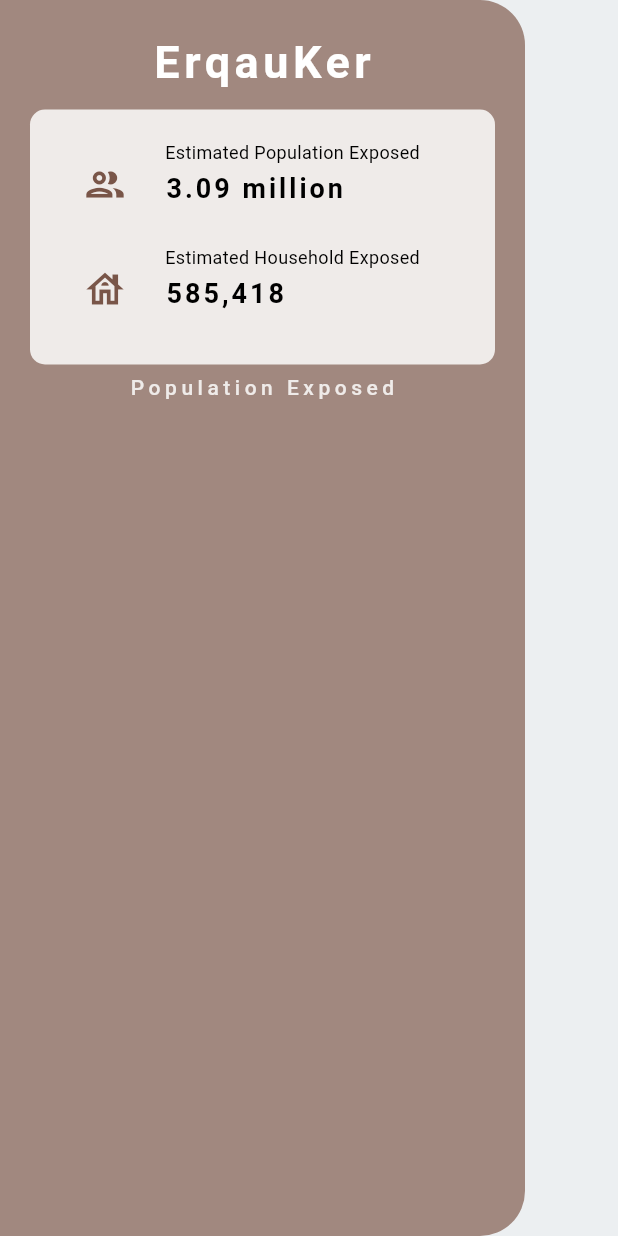
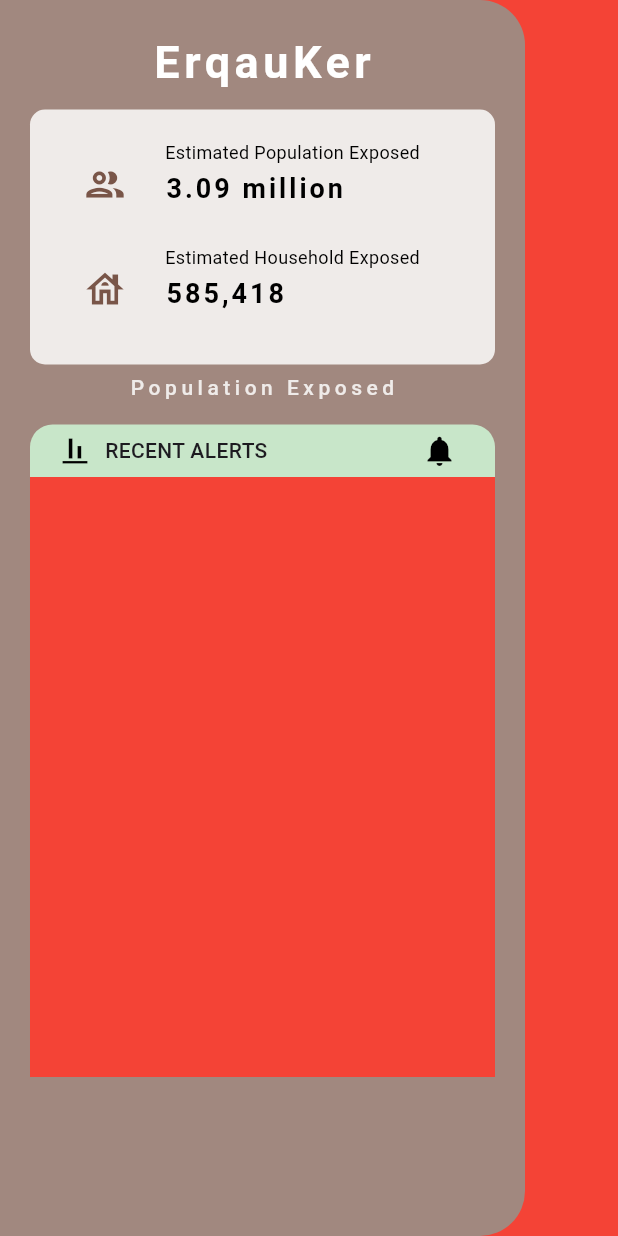
Before and after one commit to ejos-ki/codefest, a Flutter app: the screen it shows after launch, on a phone screen of 412 x 824 dp. Run offline on Flutter 3.47's test engine with Material 3 defaults, Android fonts, the phone set to English and light mode, and no system bars.

Commit message:
new sidebar

```diff
--- /dev/null
+++ b/lib/components/custom_sidebar.dart
@@ -0,0 +1,179 @@
+import 'package:flutter/material.dart';
+
+class CustomSideBar extends StatefulWidget {
+  const CustomSideBar({super.key});
+
+  @override
+  State<CustomSideBar> createState() => _CustomSideBarState();
+}
+
+class _CustomSideBarState extends State<CustomSideBar> {
+  bool isLoading = true;
+
+  @override
+  Widget build(BuildContext context) {
+    return Padding(
+      padding: EdgeInsets.zero,
+      child: Container(
+        width: 350,
+        height: double.infinity,
+        decoration: BoxDecoration(
+          color: Colors.brown[300],
+          borderRadius: BorderRadius.only(
+            topRight: Radius.circular(30),
+            bottomRight: Radius.circular(30),
+          ),
+        ),
+        child: Column(
+          children: [
+            SizedBox(height: 20,),
+            Padding(
+              padding: EdgeInsets.symmetric(horizontal: 20,),
+              child: Text("ErqauKer", style: TextStyle(fontSize: 30, fontWeight: FontWeight.bold, color: Colors.white, letterSpacing: 3),)
+            ),
+
+                    SizedBox(height: 10,),
+                    SizedBox(
+                      height: 170,
+                      width: double.infinity,
+                      child: Padding(
+                        padding: EdgeInsets.symmetric(horizontal: 20,),
+                        child: Container(
+                          decoration: BoxDecoration(borderRadius: BorderRadius.circular(10), color: Colors.brown[50]),
+                          child: Padding(
+                            padding: EdgeInsets.symmetric(horizontal: 10),
+                            child: Column(
+                              mainAxisAlignment: MainAxisAlignment.center,
+                              children: [
+                                Row(
+                                  children: [
+                                    Container(
+                                      height: 60,
+                                      width: 80,
+                                      child: Icon(Icons.people_outline_sharp, color: Colors.brown[500], size: 30,)
+                                    ),
+
+                                    Container(
+                                      height: 60,
+                                      width: 210,
+                                      child: Column(
+                                        children: [
+                                          SizedBox(
+                                            height: 20,
+                                            width: double.infinity,
+                                            child: Text("Estimated Population Exposed", style: TextStyle(color: Colors.black, fontSize: 12,)),
+                                          ),
+
+                                          SizedBox(
+                                            height: 40,
+                                            width: double.infinity,
+                                            child: Text("3.09 million", style: TextStyle(color: Colors.black, fontSize: 18, fontWeight: FontWeight.bold, letterSpacing: 2)),
+                                          )
+                                        ],
+                                      ),
+                                    )
+                                  ],
+                                ),
+                                SizedBox(height: 10,),
+                                Row(
+                                  children: [
+                                    Container(
+                                      height: 60,
+                                      width: 80,
+                                      child: Icon(Icons.house_outlined, color: Colors.brown[500], size: 30,)
+                                    ),
+
+                                    Container(
+                                      height: 60,
+                                      width: 210,
+                                      child: Column(
+                                        children: [
+                                          SizedBox(
+                                            height: 20,
+                                            width: double.infinity,
+                                            child: Text("Estimated Household Exposed", style: TextStyle(color: Colors.black, fontSize: 12,)),
+                                          ),
+
+                                          SizedBox(
+                                            height: 40,
+                                            width: double.infinity,
+                                            child: Text("585,418", style: TextStyle(color: Colors.black, fontSize: 18, fontWeight: FontWeight.bold, letterSpacing: 2)),
+                                          )
+                                        ],
+                                      ),
+                                    )
+                                  ],
+                                ),
+                              ],
+                            ),
+                          )
+                        )
+                    )),
+
+                    SizedBox(height: 5,),
+                    Padding(
+                      padding: EdgeInsets.symmetric(horizontal: 20),
+                      child: Text("Population Exposed", style: TextStyle(color: Colors.brown[50], fontSize: 14, fontWeight: FontWeight.w500, letterSpacing: 3),),
+                    ),
+
+                    SizedBox(height: 15,),
+
+                    Padding(
+                      padding: EdgeInsets.symmetric(horizontal: 20),
+                      child: Container(
+                        width: double.infinity,
+                        height: 35,
+                        decoration: BoxDecoration(
+                          color: Colors.green[100],
+                          borderRadius: BorderRadius.only(
+                            topRight: Radius.circular(15),
+                            topLeft: Radius.circular(15),
+                          ),
+                        ),
+                        child: Padding(
+                          padding: EdgeInsets.symmetric(horizontal: 20),
+                          child: Row(
+                            mainAxisAlignment: MainAxisAlignment.spaceBetween,
+                            children: [
+                              Row(
+                                children: [
+                                  Icon(Icons.align_vertical_bottom, size: 20, color: Colors.black,),
+                                  SizedBox(width: 10,),
+                                  Text("RECENT ALERTS", style: TextStyle(fontWeight: FontWeight.w500),),
+                                ],
+                              ),
+
+                              Material(
+                                color: Colors.transparent,
+                                borderRadius: BorderRadius.circular(20),
+                                  child: InkWell(
+                                    onTap: () {},
+                                    borderRadius: BorderRadius.circular(20),
+                                    child: Padding(
+                                    padding: EdgeInsets.symmetric(horizontal: 5, vertical: 5),
+                                      child: Icon(Icons.notifications, color: Colors.black,)
+                                    ),
+                                  )
+                              )
+                            ],
+                          ),
+                        )
+                      ),
+                    ),
+
+                    Padding(
+                      padding: EdgeInsets.symmetric(horizontal: 20),
+                      child: Container(
+                        width: double.infinity,
+                        height: 400,
+                        decoration: BoxDecoration(color: Colors.red),
+                      ),
+                    )
+                  ],
+                ),
+              )
+            )
+
+          ;
+  }
+}
--- a/lib/pages/dashboard.dart
+++ b/lib/pages/dashboard.dart
@@ -1,4 +1,5 @@
 import 'package:flutter/material.dart';
+import '../components/custom_sidebar.dart';
 
 class DashboardPage extends StatefulWidget {
   const DashboardPage({super.key});
@@ -8,6 +9,8 @@ class DashboardPage extends StatefulWidget {
 }
 
 class _DashboardPageState extends State<DashboardPage> {
+  bool isLoading = true;
+
   @override
   Widget build(BuildContext context) {
     return Scaffold(
@@ -15,117 +18,13 @@ class _DashboardPageState extends State<DashboardPage> {
       body: SafeArea(
         child: Stack(
           children: [
-            Padding(
-              padding: EdgeInsets.zero,
-              child: Container(
-                width: 350,
-                height: double.infinity,
-                decoration: BoxDecoration(
-                  color: Colors.brown[300],
-                  borderRadius: BorderRadius.only(
-                    topRight: Radius.circular(30),
-                    bottomRight: Radius.circular(30),
-                  ),
-                ),
-                child: Column(
-                  children: [
-                    SizedBox(height: 20,),
-                    Padding(
-                      padding: EdgeInsets.symmetric(horizontal: 20,),
-                      child: Text("ErqauKer", style: TextStyle(fontSize: 30, fontWeight: FontWeight.bold, color: Colors.white, letterSpacing: 3),)
-                    ),
-
-                    SizedBox(height: 10,),
-                    SizedBox(
-                      height: 170,
-                      width: double.infinity,
-                      child: Padding(
-                        padding: EdgeInsets.symmetric(horizontal: 20,),
-                        child: Container(
-                          decoration: BoxDecoration(borderRadius: BorderRadius.circular(10), color: Colors.brown[50]),
-                          child: Padding(
-                            padding: EdgeInsets.symmetric(horizontal: 10),
-                            child: Column(
-                              mainAxisAlignment: MainAxisAlignment.center,
-                              children: [
-                                Row(
-                                  children: [
-                                    Container(
-                                      height: 60,
-                                      width: 80,
-                                      child: Icon(Icons.people_outline_sharp, color: Colors.brown[500], size: 30,)
-                                    ),
-
-                                    Container(
-                                      height: 60,
-                                      width: 210,
-                                      child: Column(
-                                        children: [
-                                          SizedBox(
-                                            height: 20,
-                                            width: double.infinity,
-                                            child: Text("Estimated Population Exposed", style: TextStyle(color: Colors.black, fontSize: 12,)),
-                                          ),
-
-                                          SizedBox(
-                                            height: 40,
-                                            width: double.infinity,
-                                            child: Text("3.09 million", style: TextStyle(color: Colors.black, fontSize: 18, fontWeight: FontWeight.bold, letterSpacing: 2)),
-                                          )
-                                        ],
-                                      ),
-                                    )
-                                  ],
-                                ),
-                                SizedBox(height: 10,),
-                                Row(
-                                  children: [
-                                    Container(
-                                      height: 60,
-                                      width: 80,
-                                      child: Icon(Icons.house_outlined, color: Colors.brown[500], size: 30,)
-                                    ),
-
-                                    Container(
-                                      height: 60,
-                                      width: 210,
-                                      child: Column(
-                                        children: [
-                                          SizedBox(
-                                            height: 20,
-                                            width: double.infinity,
-                                            child: Text("Estimated Household Exposed", style: TextStyle(color: Colors.black, fontSize: 12,)),
-                                          ),
-
-                                          SizedBox(
-                                            height: 40,
-                                            width: double.infinity,
-                                            child: Text("585,418", style: TextStyle(color: Colors.black, fontSize: 18, fontWeight: FontWeight.bold, letterSpacing: 2)),
-                                          )
-                                        ],
-                                      ),
-                                    )
-                                  ],
-                                ),
-                              ],
-                            ),
-                          )
-                        )
-                    )),
-
-                    SizedBox(height: 5,),
-                    Padding(
-                      padding: EdgeInsets.symmetric(horizontal: 20),
-                      child: Text("Population Exposed", style: TextStyle(color: Colors.brown[50], fontSize: 14, fontWeight: FontWeight.w500, letterSpacing: 3),),
-                    ),
-
-                    SizedBox(height: 15,),
-                  ],
-                ),
-              )
+            Container(
+              width: double.infinity,
+              height: double.infinity,
+              color: Colors.red,
             ),
 
-
+            CustomSideBar(),
           ],
         )
       ),
```
